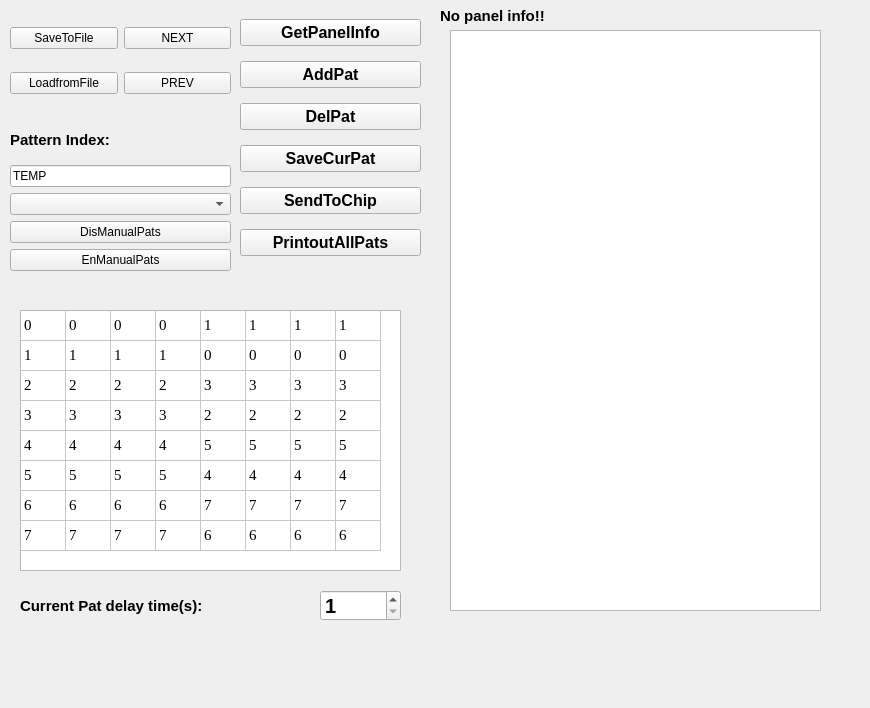
Old version of the form twoFirst01/DimmingDebugger_Readback_SX7/TestPattern_res.ui in the repository hooloong/gitpython.
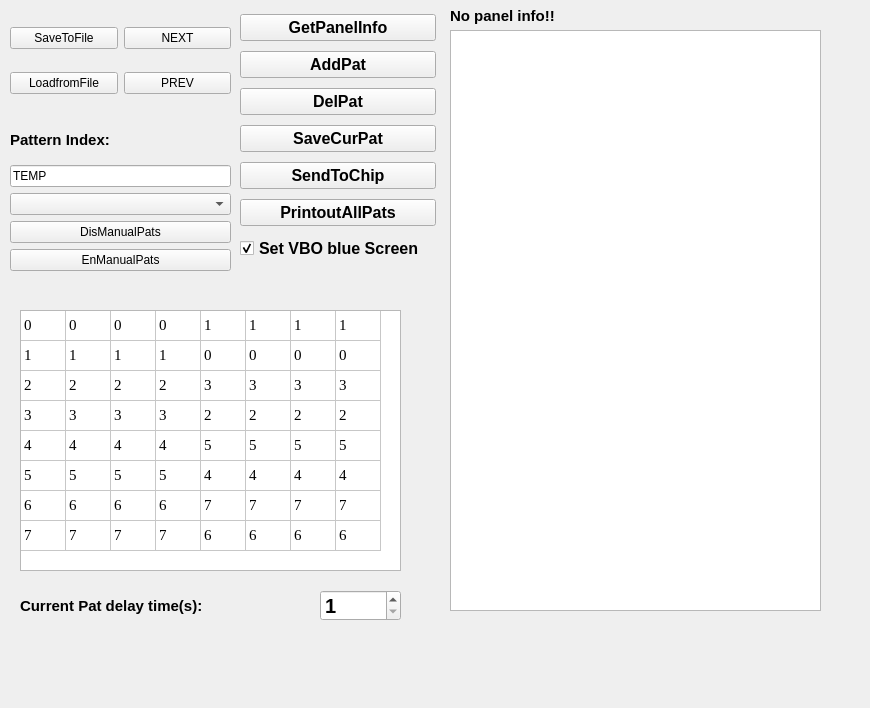
New version of the form.

Commit message: print all to plaintext.

Patch:
```diff
--- a/twoFirst01/DimmingDebugger_Readback_SX7/TestPattern_res.ui
+++ b/twoFirst01/DimmingDebugger_Readback_SX7/TestPattern_res.ui
@@ -462,7 +462,7 @@
   <widget class="QLabel" name="label_paneinfo_1">
    <property name="geometry">
     <rect>
-     <x>440</x>
+     <x>450</x>
      <y>0</y>
      <width>401</width>
      <height>31</height>
@@ -484,7 +484,7 @@
     <rect>
      <x>240</x>
      <y>10</y>
-     <width>181</width>
+     <width>196</width>
      <height>261</height>
     </rect>
    </property>
@@ -573,6 +573,26 @@
       </property>
      </widget>
     </item>
+    <item>
+     <widget class="QCheckBox" name="checkBox_bls">
+      <property name="font">
+       <font>
+        <pointsize>12</pointsize>
+        <weight>75</weight>
+        <bold>true</bold>
+       </font>
+      </property>
+      <property name="text">
+       <string>Set VBO blue Screen</string>
+      </property>
+      <property name="checkable">
+       <bool>true</bool>
+      </property>
+      <property name="checked">
+       <bool>true</bool>
+      </property>
+     </widget>
+    </item>
    </layout>
   </widget>
   <widget class="QWidget" name="gridLayoutWidget">
```
The commit also changes 2 other files.
